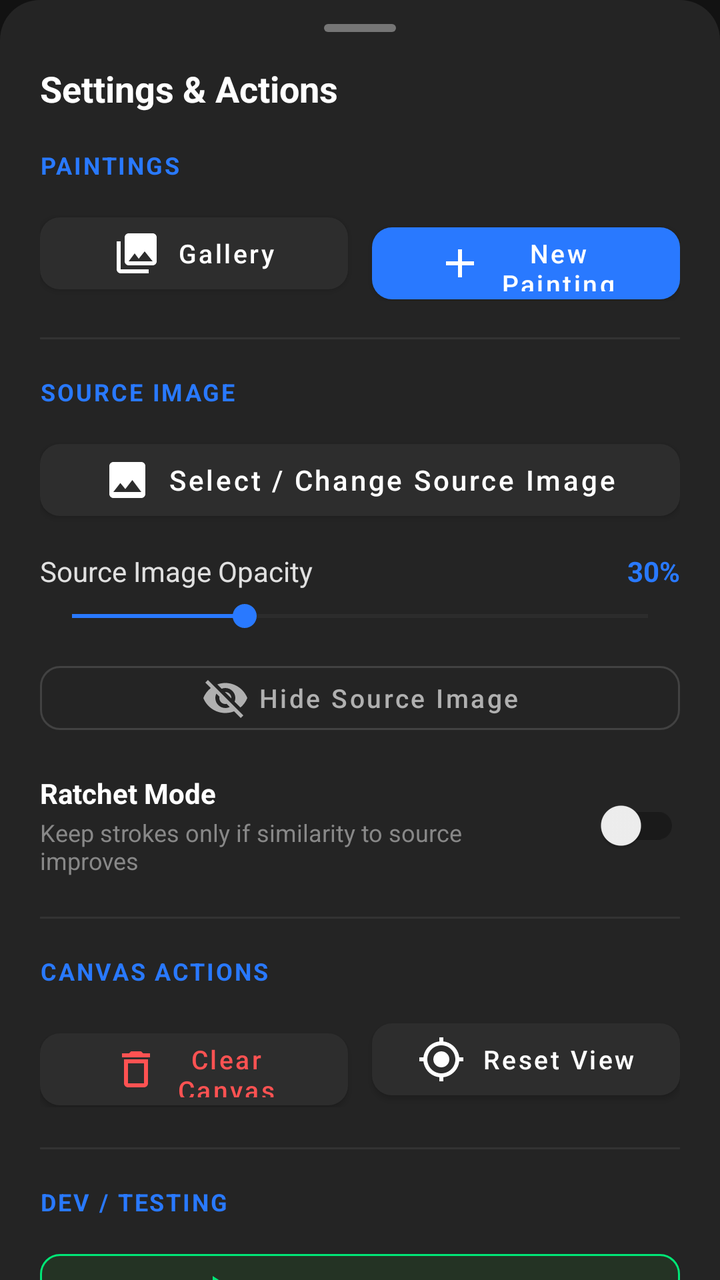
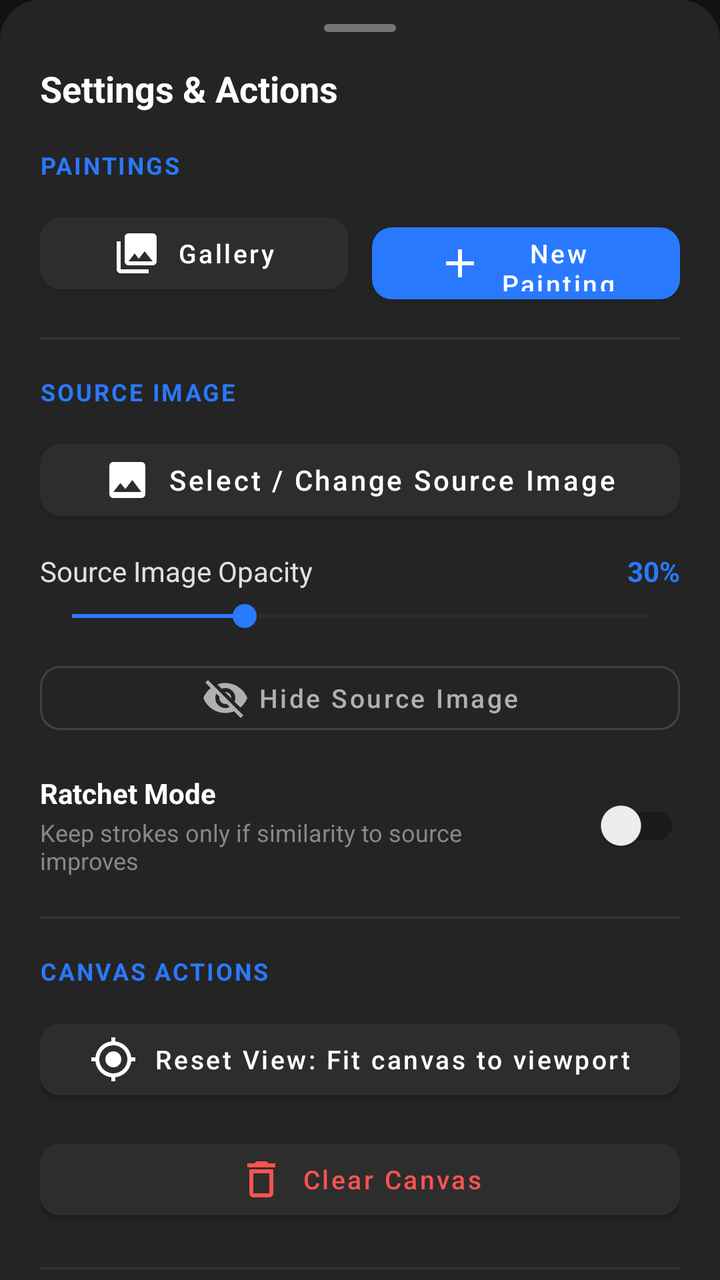

Two renders of the same Android screen: before a commit and after it. Below are the layout's source before the change and the commit's diff.
<!-- AndroidManifest.xml: application theme Theme.SmartDraw -->
<!-- res/layout/modal_more_options.xml -->
<?xml version="1.0" encoding="utf-8"?>
<androidx.core.widget.NestedScrollView
    xmlns:android="http://schemas.android.com/apk/res/android"
    xmlns:app="http://schemas.android.com/apk/res-auto"
    android:layout_width="match_parent"
    android:layout_height="wrap_content"
    android:background="@drawable/bg_bottom_sheet"
    android:fillViewport="true">

    <LinearLayout
        android:layout_width="match_parent"
        android:layout_height="wrap_content"
        android:orientation="vertical"
        android:paddingStart="20dp"
        android:paddingEnd="20dp"
        android:paddingTop="12dp"
        android:paddingBottom="28dp">

        
        <View
            android:layout_width="36dp"
            android:layout_height="4dp"
            android:layout_gravity="center_horizontal"
            android:background="@drawable/bg_sheet_drag_handle"
            android:layout_marginBottom="16dp" />

        
        <TextView
            android:layout_width="wrap_content"
            android:layout_height="wrap_content"
            android:text="Settings &amp; Actions"
            android:textColor="#FFFFFF"
            android:textSize="18sp"
            android:textStyle="bold"
            android:layout_marginBottom="18dp" />

        
        <TextView
            android:layout_width="wrap_content"
            android:layout_height="wrap_content"
            android:text="PAINTINGS"
            android:textColor="#2979FF"
            android:textSize="12sp"
            android:textStyle="bold"
            android:letterSpacing="0.08"
            android:layout_marginBottom="12dp" />

        <LinearLayout
            android:layout_width="match_parent"
            android:layout_height="wrap_content"
            android:orientation="horizontal"
            android:layout_marginBottom="18dp">

            <com.google.android.material.button.MaterialButton
                android:id="@+id/btnOpenGalleryModal"
                android:layout_width="0dp"
                android:layout_height="48dp"
                android:layout_weight="1"
                android:layout_marginEnd="6dp"
                android:text="Gallery"
                android:textColor="#FFFFFF"
                android:textAllCaps="false"
                android:textSize="13sp"
                app:icon="@drawable/ic_gallery"
                app:iconTint="#FFFFFF"
                app:iconGravity="textStart"
                app:backgroundTint="#2D2D2D"
                app:cornerRadius="10dp" />

            <com.google.android.material.button.MaterialButton
                android:id="@+id/btnNewPaintingModal"
                android:layout_width="0dp"
                android:layout_height="48dp"
                android:layout_weight="1"
                android:layout_marginStart="6dp"
                android:text="New Painting"
                android:textColor="#FFFFFF"
                android:textAllCaps="false"
                android:textSize="13sp"
                app:icon="@drawable/ic_add"
                app:iconTint="#FFFFFF"
                app:iconGravity="textStart"
                app:backgroundTint="#2979FF"
                app:cornerRadius="10dp" />

        </LinearLayout>

        <View
            android:layout_width="match_parent"
            android:layout_height="1dp"
            android:background="#333333"
            android:layout_marginBottom="18dp" />

        
        <TextView
            android:layout_width="wrap_content"
            android:layout_height="wrap_content"
            android:text="SOURCE IMAGE"
            android:textColor="#2979FF"
            android:textSize="12sp"
            android:textStyle="bold"
            android:letterSpacing="0.08"
            android:layout_marginBottom="12dp" />

        
        <com.google.android.material.button.MaterialButton
            android:id="@+id/btnChangeSourceImage"
            android:layout_width="match_parent"
            android:layout_height="48dp"
            android:text="Select / Change Source Image"
            android:textColor="#FFFFFF"
            android:textAllCaps="false"
            android:textSize="14sp"
            app:icon="@drawable/ic_image"
            app:iconTint="#FFFFFF"
            app:iconGravity="textStart"
            app:backgroundTint="#2D2D2D"
            app:cornerRadius="10dp"
            android:layout_marginBottom="12dp" />

        
        <LinearLayout
            android:layout_width="match_parent"
            android:layout_height="wrap_content"
            android:orientation="horizontal"
            android:gravity="center_vertical"
            android:layout_marginBottom="4dp">

            <TextView
                android:layout_width="0dp"
                android:layout_height="wrap_content"
                android:layout_weight="1"
                android:text="Source Image Opacity"
                android:textColor="#E0E0E0"
                android:textSize="14sp" />

            <TextView
                android:id="@+id/textOpacityValue"
                android:layout_width="wrap_content"
                android:layout_height="wrap_content"
                android:text="30%"
                android:textColor="#2979FF"
                android:textSize="14sp"
                android:textStyle="bold" />

        </LinearLayout>

        
        <SeekBar
            android:id="@+id/sliderOpacity"
            android:layout_width="match_parent"
            android:layout_height="wrap_content"
            android:max="100"
            android:progress="30"
            android:thumbTint="#2979FF"
            android:progressTint="#2979FF"
            android:progressBackgroundTint="#424242"
            android:layout_marginBottom="10dp" />

        
        <com.google.android.material.button.MaterialButton
            android:id="@+id/btnToggleSourceVisibility"
            style="@style/Widget.MaterialComponents.Button.OutlinedButton"
            android:layout_width="match_parent"
            android:layout_height="44dp"
            android:text="Hide Source Image"
            android:textColor="#B0B0B0"
            android:textAllCaps="false"
            android:textSize="13sp"
            app:strokeColor="#424242"
            app:icon="@drawable/ic_visibility_off"
            app:iconTint="#B0B0B0"
            app:iconGravity="textStart"
            app:cornerRadius="10dp"
            android:layout_marginBottom="16dp" />

        
        <LinearLayout
            android:layout_width="match_parent"
            android:layout_height="wrap_content"
            android:orientation="horizontal"
            android:gravity="center_vertical"
            android:layout_marginBottom="20dp">

            <LinearLayout
                android:layout_width="0dp"
                android:layout_height="wrap_content"
                android:layout_weight="1"
                android:orientation="vertical"
                android:paddingEnd="12dp">

                <TextView
                    android:layout_width="wrap_content"
                    android:layout_height="wrap_content"
                    android:text="Ratchet Mode"
                    android:textColor="#FFFFFF"
                    android:textSize="14sp"
                    android:textStyle="bold" />

                <TextView
                    android:id="@+id/textRatchetHelper"
                    android:layout_width="wrap_content"
                    android:layout_height="wrap_content"
                    android:text="Keep strokes only if similarity to source improves"
                    android:textColor="#888888"
                    android:textSize="12sp"
                    android:layout_marginTop="2dp" />

            </LinearLayout>

            <androidx.appcompat.widget.SwitchCompat
                android:id="@+id/switchRatchetMode"
                android:layout_width="wrap_content"
                android:layout_height="wrap_content" />

        </LinearLayout>

        <View
            android:layout_width="match_parent"
            android:layout_height="1dp"
            android:background="#333333"
            android:layout_marginBottom="18dp" />

        
        <TextView
            android:layout_width="wrap_content"
            android:layout_height="wrap_content"
            android:text="CANVAS ACTIONS"
            android:textColor="#2979FF"
            android:textSize="12sp"
            android:textStyle="bold"
            android:letterSpacing="0.08"
            android:layout_marginBottom="12dp" />

        <LinearLayout
            android:layout_width="match_parent"
            android:layout_height="wrap_content"
            android:orientation="horizontal"
            android:layout_marginBottom="20dp">

            
            <com.google.android.material.button.MaterialButton
                android:id="@+id/btnClearPainting"
                android:layout_width="0dp"
                android:layout_height="48dp"
                android:layout_weight="1"
                android:layout_marginEnd="6dp"
                android:text="Clear Canvas"
                android:textColor="#FF5252"
                android:textAllCaps="false"
                android:textSize="13sp"
                app:icon="@drawable/ic_delete"
                app:iconTint="#FF5252"
                app:iconGravity="textStart"
                app:backgroundTint="#2D2D2D"
                app:cornerRadius="10dp" />

            
            <com.google.android.material.button.MaterialButton
                android:id="@+id/btnResetCanvasView"
                android:layout_width="0dp"
                android:layout_height="48dp"
                android:layout_weight="1"
                android:layout_marginStart="6dp"
                android:text="Reset View"
                android:textColor="#FFFFFF"
                android:textAllCaps="false"
                android:textSize="13sp"
                app:icon="@drawable/ic_reset_view"
                app:iconTint="#FFFFFF"
                app:iconGravity="textStart"
                app:backgroundTint="#2D2D2D"
                app:cornerRadius="10dp" />

        </LinearLayout>

        <View
            android:layout_width="match_parent"
            android:layout_height="1dp"
            android:background="#333333"
            android:layout_marginBottom="18dp" />

        
        <TextView
            android:layout_width="wrap_content"
            android:layout_height="wrap_content"
            android:text="DEV / TESTING"
            android:textColor="#2979FF"
            android:textSize="12sp"
            android:textStyle="bold"
            android:letterSpacing="0.08"
            android:layout_marginBottom="12dp" />

        <com.google.android.material.button.MaterialButton
            android:id="@+id/btnRunHarnessModal"
            android:layout_width="match_parent"
            android:layout_height="48dp"
            android:text="Run Test Harness"
            android:textColor="#00E676"
            android:textAllCaps="false"
            android:textSize="14sp"
            app:icon="@drawable/ic_play"
            app:iconTint="#00E676"
            app:iconGravity="textStart"
            app:backgroundTint="#243324"
            app:strokeColor="#00E676"
            app:strokeWidth="1dp"
            app:cornerRadius="10dp" />

    </LinearLayout>

</androidx.core.widget.NestedScrollView>
<!-- resources referenced by this layout -->
<resources>
  <!-- drawable bg_bottom_sheet (drawable) -->
  <?xml version="1.0" encoding="utf-8"?>
  <shape xmlns:android="http://schemas.android.com/apk/res/android"
      android:shape="rectangle">
      <solid android:color="#242424" />
      <corners
          android:topLeftRadius="20dp"
          android:topRightRadius="20dp" />
  </shape>
  <!-- drawable bg_sheet_drag_handle (drawable) -->
  <?xml version="1.0" encoding="utf-8"?>
  <shape xmlns:android="http://schemas.android.com/apk/res/android"
      android:shape="rectangle">
      <solid android:color="#757575" />
      <corners android:radius="2dp" />
  </shape>
  <!-- drawable ic_add (drawable) -->
  <vector xmlns:android="http://schemas.android.com/apk/res/android"
      android:width="24dp"
      android:height="24dp"
      android:viewportWidth="24"
      android:viewportHeight="24">
      <path
          android:fillColor="#FFFFFFFF"
          android:pathData="M19,13h-6v6h-2v-6H5v-2h6V5h2v6h6v2z" />
  </vector>
  <!-- drawable ic_delete (drawable) -->
  <vector xmlns:android="http://schemas.android.com/apk/res/android"
      android:width="24dp"
      android:height="24dp"
      android:viewportWidth="24"
      android:viewportHeight="24">
      <path
          android:fillColor="#FFFFFFFF"
          android:pathData="M16,9v10H8V9h8m-1.5,-6h-5l-1,1H5v2h14V4h-3.5l-1,-1zM18,7H6v12c0,1.1 0.9,2 2,2h8c1.1,0 2,-0.9 2,-2V7z"/>
  </vector>
  <!-- drawable ic_gallery (drawable) -->
  <vector xmlns:android="http://schemas.android.com/apk/res/android"
      android:width="24dp"
      android:height="24dp"
      android:viewportWidth="24"
      android:viewportHeight="24">
      <path
          android:fillColor="#FFFFFFFF"
          android:pathData="M22,16V4c0,-1.1 -0.9,-2 -2,-2H8c-1.1,0 -2,0.9 -2,2v12c0,1.1 0.9,2 2,2h12c1.1,0 2,-0.9 2,-2zm-11,-4l2.03,2.71L16,11l4,5H8l3,-4zM2,6v14c0,1.1 0.9,2 2,2h14v-2H4V6H2z" />
  </vector>
  <!-- drawable ic_image (drawable) -->
  <vector xmlns:android="http://schemas.android.com/apk/res/android"
      android:width="24dp"
      android:height="24dp"
      android:viewportWidth="24"
      android:viewportHeight="24">
      <path
          android:fillColor="#FFFFFFFF"
          android:pathData="M21,19V5c0,-1.1 -0.9,-2 -2,-2H5c-1.1,0 -2,0.9 -2,2v14c0,1.1 0.9,2 2,2h14c1.1,0 2,-0.9 2,-2zM8.5,13.5l2.5,3.01L14.5,12l4.5,6H5l3.5,-4.5z"/>
  </vector>
  <!-- drawable ic_play (drawable) -->
  <vector xmlns:android="http://schemas.android.com/apk/res/android"
      android:width="24dp"
      android:height="24dp"
      android:viewportWidth="24"
      android:viewportHeight="24">
      <path
          android:fillColor="#FFFFFFFF"
          android:pathData="M8,5v14l11,-7z"/>
  </vector>
  <style name="Theme.SmartDraw" parent="Theme.MaterialComponents.DayNight.NoActionBar">
          <item name="android:statusBarColor">#121212</item>
          <item name="colorPrimary">#2979FF</item>
          <item name="colorSecondary">#00E676</item>
          <item name="colorSurface">#1E1E1E</item>
          <item name="android:colorBackground">#121212</item>
          <item name="bottomSheetDialogTheme">@style/SmartDrawBottomSheetDialogTheme</item>
      </style>
  <style name="SmartDrawBottomSheetDialogTheme" parent="Theme.Design.BottomSheetDialog">
          <item name="bottomSheetStyle">@style/SmartDrawBottomSheetStyle</item>
      </style>
  <style name="SmartDrawBottomSheetStyle" parent="Widget.Design.BottomSheet.Modal">
          <item name="android:background">@drawable/bg_bottom_sheet</item>
      </style>
  <!-- unchanged entries left out for length: 2 -->
</resources>

<!-- the commit's change to res/layout/modal_more_options.xml (unified diff, before → after) -->
@@ -232,47 +232,37 @@
             android:letterSpacing="0.08"
             android:layout_marginBottom="12dp" />
 
-        <LinearLayout
-            android:layout_width="match_parent"
-            android:layout_height="wrap_content"
-            android:orientation="horizontal"
-            android:layout_marginBottom="20dp">
-
-            
-            <com.google.android.material.button.MaterialButton
-                android:id="@+id/btnClearPainting"
-                android:layout_width="0dp"
-                android:layout_height="48dp"
-                android:layout_weight="1"
-                android:layout_marginEnd="6dp"
-                android:text="Clear Canvas"
-                android:textColor="#FF5252"
-                android:textAllCaps="false"
-                android:textSize="13sp"
-                app:icon="@drawable/ic_delete"
-                app:iconTint="#FF5252"
-                app:iconGravity="textStart"
-                app:backgroundTint="#2D2D2D"
-                app:cornerRadius="10dp" />
-
-            
-            <com.google.android.material.button.MaterialButton
-                android:id="@+id/btnResetCanvasView"
-                android:layout_width="0dp"
-                android:layout_height="48dp"
-                android:layout_weight="1"
-                android:layout_marginStart="6dp"
-                android:text="Reset View"
-                android:textColor="#FFFFFF"
-                android:textAllCaps="false"
-                android:textSize="13sp"
-                app:icon="@drawable/ic_reset_view"
-                app:iconTint="#FFFFFF"
-                app:iconGravity="textStart"
-                app:backgroundTint="#2D2D2D"
-                app:cornerRadius="10dp" />
-
-        </LinearLayout>
+        
+        <com.google.android.material.button.MaterialButton
+            android:id="@+id/btnResetCanvasView"
+            android:layout_width="match_parent"
+            android:layout_height="48dp"
+            android:text="Reset View: Fit canvas to viewport"
+            android:textColor="#FFFFFF"
+            android:textAllCaps="false"
+            android:textSize="13sp"
+            app:icon="@drawable/ic_reset_view"
+            app:iconTint="#FFFFFF"
+            app:iconGravity="textStart"
+            app:backgroundTint="#2D2D2D"
+            app:cornerRadius="10dp"
+            android:layout_marginBottom="12dp" />
+
+        
+        <com.google.android.material.button.MaterialButton
+            android:id="@+id/btnClearPainting"
+            android:layout_width="match_parent"
+            android:layout_height="48dp"
+            android:text="Clear Canvas"
+            android:textColor="#FF5252"
+            android:textAllCaps="false"
+            android:textSize="13sp"
+            app:icon="@drawable/ic_delete"
+            app:iconTint="#FF5252"
+            app:iconGravity="textStart"
+            app:backgroundTint="#2D2D2D"
+            app:cornerRadius="10dp"
+            android:layout_marginBottom="20dp" />
 
         <View
             android:layout_width="match_parent"
